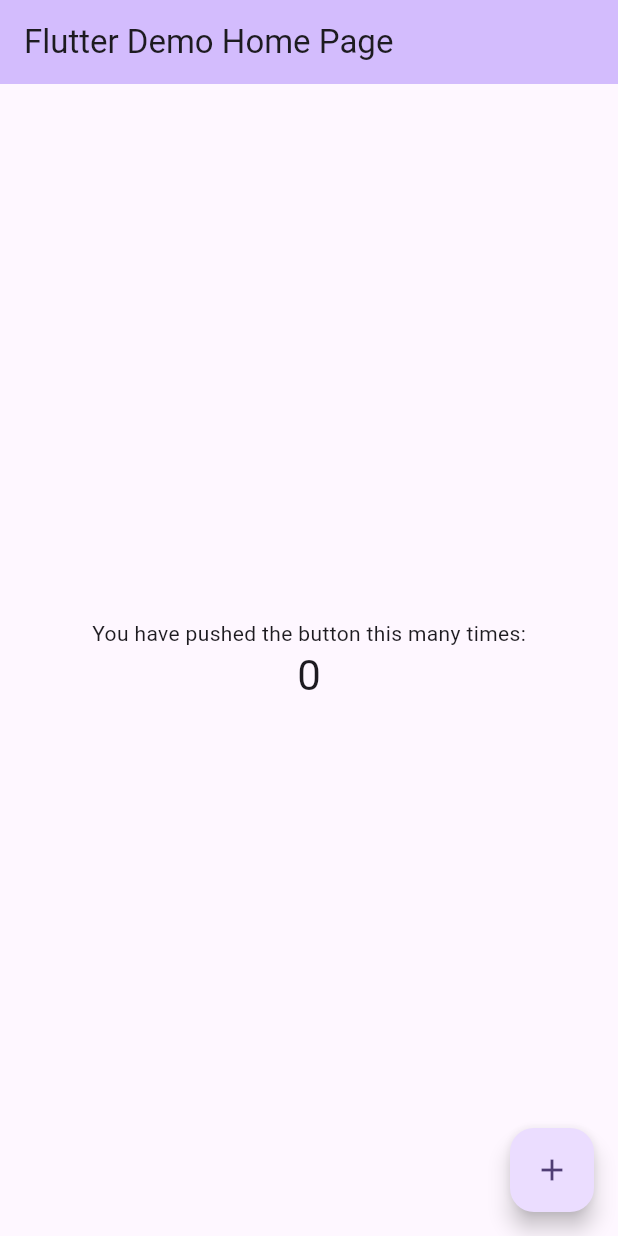
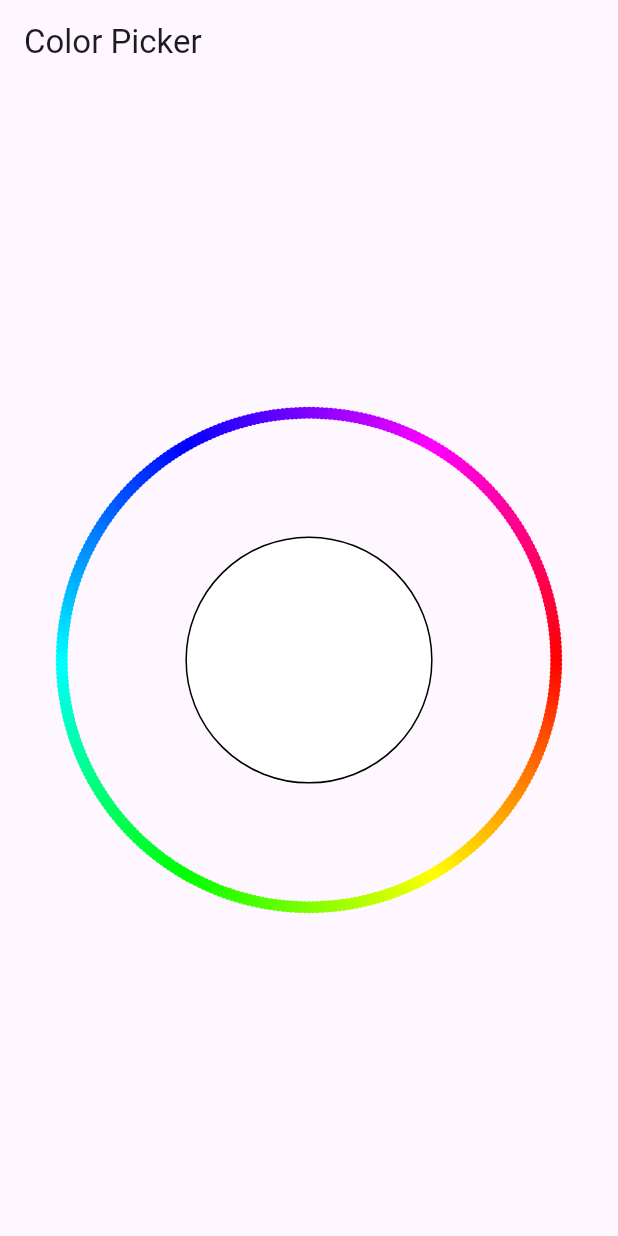
Before and after one commit to ChrisAlegria/Color-ControLED, a Flutter app: the screen it shows after launch, on a phone screen of 412 x 824 dp. Run offline on Flutter 3.47's test engine with Material 3 defaults, Android fonts, the phone set to English and light mode, and no system bars.

Commit message:
Init: Color Picker

```diff
--- a/lib/main.dart
+++ b/lib/main.dart
@@ -1,125 +1,138 @@
 import 'package:flutter/material.dart';
+import 'dart:math';
 
 void main() {
-  runApp(const MyApp());
+  runApp(MyApp());
 }
 
 class MyApp extends StatelessWidget {
-  const MyApp({super.key});
-
-  // This widget is the root of your application.
   @override
   Widget build(BuildContext context) {
     return MaterialApp(
-      title: 'Flutter Demo',
-      theme: ThemeData(
-        // This is the theme of your application.
-        //
-        // TRY THIS: Try running your application with "flutter run". You'll see
-        // the application has a purple toolbar. Then, without quitting the app,
-        // try changing the seedColor in the colorScheme below to Colors.green
-        // and then invoke "hot reload" (save your changes or press the "hot
-        // reload" button in a Flutter-supported IDE, or press "r" if you used
-        // the command line to start the app).
-        //
-        // Notice that the counter didn't reset back to zero; the application
-        // state is not lost during the reload. To reset the state, use hot
-        // restart instead.
-        //
-        // This works for code too, not just values: Most code changes can be
-        // tested with just a hot reload.
-        colorScheme: ColorScheme.fromSeed(seedColor: Colors.deepPurple),
-        useMaterial3: true,
-      ),
-      home: const MyHomePage(title: 'Flutter Demo Home Page'),
+      home: ColorPickerPage(),
     );
   }
 }
 
-class MyHomePage extends StatefulWidget {
-  const MyHomePage({super.key, required this.title});
+class ColorPickerPage extends StatefulWidget {
+  @override
+  _ColorPickerPageState createState() => _ColorPickerPageState();
+}
 
-  // This widget is the home page of your application. It is stateful, meaning
-  // that it has a State object (defined below) that contains fields that affect
-  // how it looks.
-
-  // This class is the configuration for the state. It holds the values (in this
-  // case the title) provided by the parent (in this case the App widget) and
-  // used by the build method of the State. Fields in a Widget subclass are
-  // always marked "final".
-
-  final String title;
+class _ColorPickerPageState extends State<ColorPickerPage> {
+  Color selectedColor = Colors.white;
 
   @override
-  State<MyHomePage> createState() => _MyHomePageState();
+  Widget build(BuildContext context) {
+    return Scaffold(
+      appBar: AppBar(
+        title: Text('Color Picker'),
+      ),
+      body: Center(
+        child: ColorWheel(
+          onColorSelected: (color) {
+            setState(() {
+              selectedColor = color;
+            });
+          },
+          selectedColor: selectedColor,
+        ),
+      ),
+    );
+  }
 }
 
-class _MyHomePageState extends State<MyHomePage> {
-  int _counter = 0;
+class ColorWheel extends StatelessWidget {
+  final Function(Color) onColorSelected;
+  final Color selectedColor;
 
-  void _incrementCounter() {
-    setState(() {
-      // This call to setState tells the Flutter framework that something has
-      // changed in this State, which causes it to rerun the build method below
-      // so that the display can reflect the updated values. If we changed
-      // _counter without calling setState(), then the build method would not be
-      // called again, and so nothing would appear to happen.
-      _counter++;
-    });
+  ColorWheel({required this.onColorSelected, required this.selectedColor});
+
+  @override
+  Widget build(BuildContext context) {
+    return LayoutBuilder(
+      builder: (context, constraints) {
+        double wheelSize = constraints.maxWidth * 0.8;
+        double selectedCircleSize = wheelSize * 0.5;
+
+        return Stack(
+          alignment: Alignment.center,
+          children: [
+            Container(
+              width: wheelSize,
+              height: wheelSize,
+              child: GestureDetector(
+                onPanUpdate: (details) {
+                  RenderBox renderBox = context.findRenderObject() as RenderBox;
+                  var localPosition =
+                      renderBox.globalToLocal(details.globalPosition);
+                  var dx = localPosition.dx - wheelSize / 2;
+                  var dy = localPosition.dy - wheelSize / 2;
+                  var angle = atan2(dy, dx);
+                  var hue = angle < 0 ? angle / (2 * pi) + 1 : angle / (2 * pi);
+                  var color =
+                      HSVColor.fromAHSV(1.0, hue * 360, 1.0, 1.0).toColor();
+                  onColorSelected(color);
+                },
+                child: CustomPaint(
+                  painter: ColorWheelPainter(selectedColor: selectedColor),
+                ),
+              ),
+            ),
+            Container(
+              width: selectedCircleSize,
+              height: selectedCircleSize,
+              decoration: BoxDecoration(
+                shape: BoxShape.circle,
+                color: selectedColor,
+                border: Border.all(color: Colors.black),
+              ),
+            ),
+          ],
+        );
+      },
+    );
+  }
+}
+
+class ColorWheelPainter extends CustomPainter {
+  final Color selectedColor;
+
+  ColorWheelPainter({required this.selectedColor});
+
+  @override
+  void paint(Canvas canvas, Size size) {
+    final double strokeWidth = 4.0;
+    final double radius = size.width / 2;
+    final double centerX = size.width / 2;
+    final double centerY = size.height / 2;
+
+    for (int i = 0; i < 360; i++) {
+      final double hue = i.toDouble();
+      final Paint paint = Paint()
+        ..color = HSVColor.fromAHSV(1.0, hue, 1.0, 1.0).toColor()
+        ..strokeWidth = strokeWidth
+        ..strokeCap = StrokeCap.round;
+
+      final double x1 =
+          centerX + (radius - strokeWidth / 2) * cos(i * pi / 180);
+      final double y1 =
+          centerY + (radius - strokeWidth / 2) * sin(i * pi / 180);
+      final double x2 =
+          centerX + (radius + strokeWidth / 2) * cos(i * pi / 180);
+      final double y2 =
+          centerY + (radius + strokeWidth / 2) * sin(i * pi / 180);
+
+      canvas.drawLine(
+        Offset(x1, y1),
+        Offset(x2, y2),
+        paint,
+      );
+    }
   }
 
   @override
-  Widget build(BuildContext context) {
-    // This method is rerun every time setState is called, for instance as done
-    // by the _incrementCounter method above.
-    //
-    // The Flutter framework has been optimized to make rerunning build methods
-    // fast, so that you can just rebuild anything that needs updating rather
-    // than having to individually change instances of widgets.
-    return Scaffold(
-      appBar: AppBar(
-        // TRY THIS: Try changing the color here to a specific color (to
-        // Colors.amber, perhaps?) and trigger a hot reload to see the AppBar
-        // change color while the other colors stay the same.
-        backgroundColor: Theme.of(context).colorScheme.inversePrimary,
-        // Here we take the value from the MyHomePage object that was created by
-        // the App.build method, and use it to set our appbar title.
-        title: Text(widget.title),
-      ),
-      body: Center(
-        // Center is a layout widget. It takes a single child and positions it
-        // in the middle of the parent.
-        child: Column(
-          // Column is also a layout widget. It takes a list of children and
-          // arranges them vertically. By default, it sizes itself to fit its
-          // children horizontally, and tries to be as tall as its parent.
-          //
-          // Column has various properties to control how it sizes itself and
-          // how it positions its children. Here we use mainAxisAlignment to
-          // center the children vertically; the main axis here is the vertical
-          // axis because Columns are vertical (the cross axis would be
-          // horizontal).
-          //
-          // TRY THIS: Invoke "debug painting" (choose the "Toggle Debug Paint"
-          // action in the IDE, or press "p" in the console), to see the
-          // wireframe for each widget.
-          mainAxisAlignment: MainAxisAlignment.center,
-          children: <Widget>[
-            const Text(
-              'You have pushed the button this many times:',
-            ),
-            Text(
-              '$_counter',
-              style: Theme.of(context).textTheme.headlineMedium,
-            ),
-          ],
-        ),
-      ),
-      floatingActionButton: FloatingActionButton(
-        onPressed: _incrementCounter,
-        tooltip: 'Increment',
-        child: const Icon(Icons.add),
-      ), // This trailing comma makes auto-formatting nicer for build methods.
-    );
+  bool shouldRepaint(covariant CustomPainter oldDelegate) {
+    return false;
   }
 }
```
Also changed, not shown: 1 other file.
